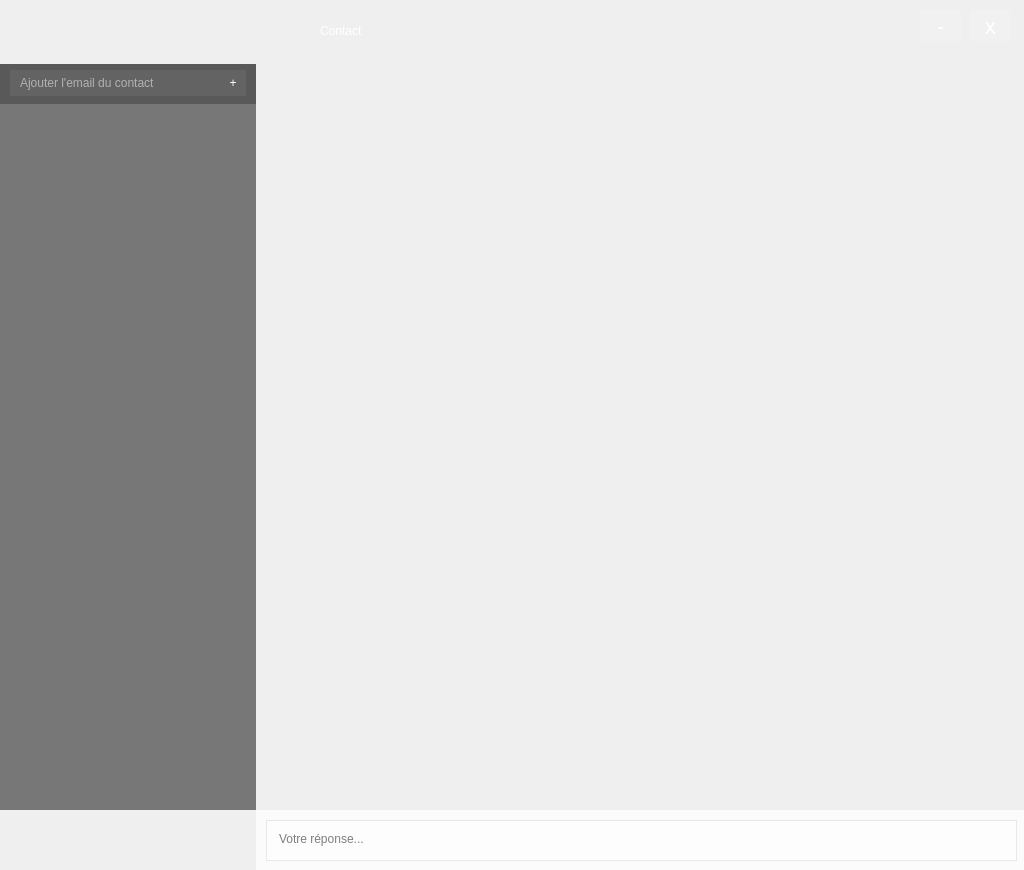
The window that Babel/client/forms/BabelMain.ui (gvsurenderreddy/Babel-VOIP) describes before a commit, drawn with Qt 5.
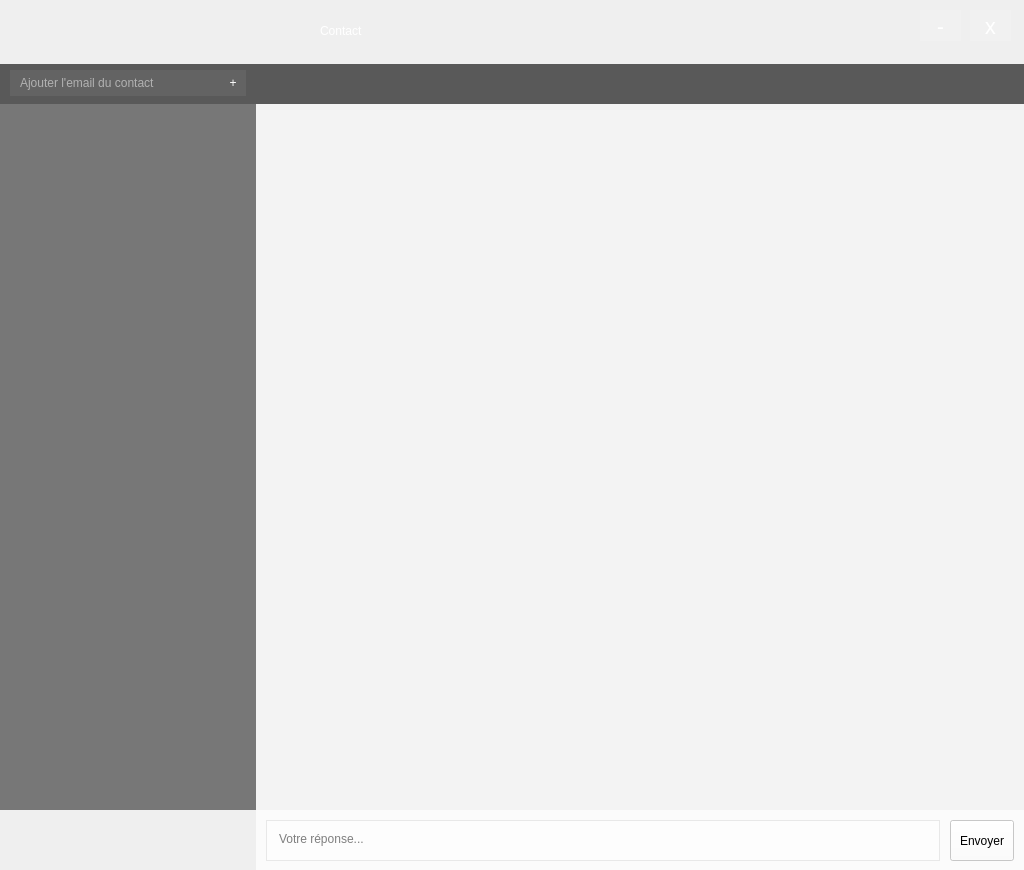
The same window after the commit. Icons and pictures are not drawn.

```diff
--- a/Babel/client/forms/BabelMain.ui
+++ b/Babel/client/forms/BabelMain.ui
@@ -145,7 +145,7 @@
      <rect>
       <x>10</x>
       <y>10</y>
-      <width>751</width>
+      <width>674</width>
       <height>41</height>
      </rect>
     </property>
@@ -159,6 +159,28 @@
      <string>Votre réponse...</string>
     </property>
    </widget>
+   <widget class="QPushButton" name="send">
+    <property name="geometry">
+     <rect>
+      <x>694</x>
+      <y>10</y>
+      <width>64</width>
+      <height>41</height>
+     </rect>
+    </property>
+    <property name="styleSheet">
+     <string notr="true">background-color: rgba(255, 255, 255, 192);
+padding: 7px 8px;
+font: 8pt &quot;Open Sans Light&quot;;
+</string>
+    </property>
+    <property name="text">
+     <string>Envoyer</string>
+    </property>
+   </widget>
+   <zorder>messageEdit</zorder>
+   <zorder>lineEdit</zorder>
+   <zorder>send</zorder>
   </widget>
   <widget class="QWidget" name="widget_3" native="true">
    <property name="geometry">
@@ -238,6 +260,44 @@
     </property>
    </widget>
   </widget>
+  <widget class="QListView" name="listView">
+   <property name="geometry">
+    <rect>
+     <x>256</x>
+     <y>104</y>
+     <width>768</width>
+     <height>706</height>
+    </rect>
+   </property>
+   <property name="styleSheet">
+    <string notr="true">background:none;
+background-color: rgba(255, 255, 255, 64);
+border: none;
+font: 16px &quot;Open Sans Light&quot;;
+color: rgb(255, 255, 255);
+padding: 0 8px;
+</string>
+   </property>
+  </widget>
+  <widget class="QWidget" name="widget_4" native="true">
+   <property name="geometry">
+    <rect>
+     <x>256</x>
+     <y>64</y>
+     <width>768</width>
+     <height>40</height>
+    </rect>
+   </property>
+   <property name="styleSheet">
+    <string notr="true">background:none;
+background-color: rgba(0, 0, 0, 160);
+border: none;
+font: 12pt &quot;Open Sans Light&quot;;
+color: rgb(255, 255, 255);
+padding: 0 8px;
+</string>
+   </property>
+  </widget>
  </widget>
  <resources>
   <include location="../resources/BabelMainWindow.qrc"/>
```
